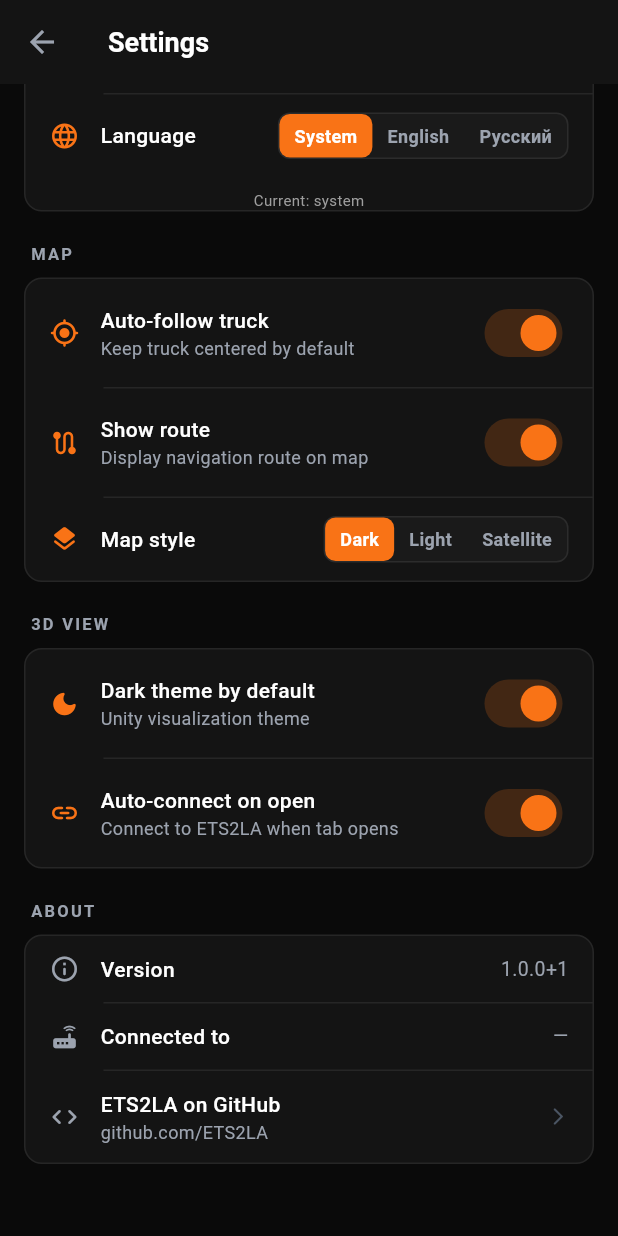
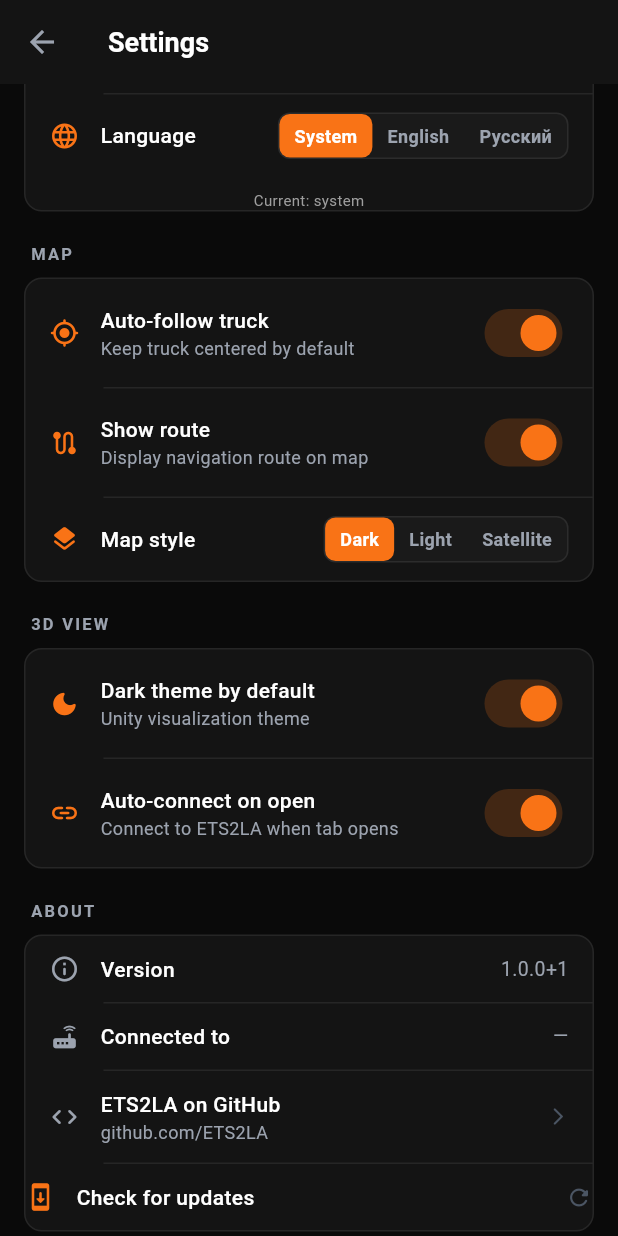
Before and after one commit to ARTEMKOPIK/ets2la-remote, a Flutter app: the AppSettingsScreen screen opened directly, scrolled down 719 dp, on a phone screen of 412 x 824 dp. Run offline on Flutter 3.47's test engine with Material 3 defaults, Android fonts, the phone set to English and light mode, and no system bars; our stand-ins replace flutter_map, latlong2, open_file, package_info_plus, shared_preferences, shelf and 1 more; missing offline and left inert: flutter_inappwebview; accounts and stored records are empty; network calls fail.

Commit message:
feat: add manual update check button in Settings > About

```diff
--- a/lib/l10n/app_localizations.dart
+++ b/lib/l10n/app_localizations.dart
@@ -482,6 +482,9 @@ abstract class AppLocalizations {
   String get firstLaunchHint;
   String get reconnecting;
   String get invalidIp;
+  String get checkForUpdates;
+  String get noUpdates;
+
 }
 
 class _AppLocalizationsDelegate
--- a/lib/l10n/app_localizations_en.dart
+++ b/lib/l10n/app_localizations_en.dart
@@ -289,4 +289,10 @@ class AppLocalizationsEn extends AppLocalizations {
 
   @override
   String get invalidIp => 'Enter a valid IPv4 address';
+
+  @override
+  String get checkForUpdates => 'Check for updates';
+
+  @override
+  String get noUpdates => 'You\'re up to date';
 }
--- a/lib/l10n/app_localizations_ru.dart
+++ b/lib/l10n/app_localizations_ru.dart
@@ -289,4 +289,10 @@ class AppLocalizationsRu extends AppLocalizations {
 
   @override
   String get invalidIp => 'Введите корректный IPv4 адрес';
+
+  @override
+  String get checkForUpdates => 'Проверить обновления';
+
+  @override
+  String get noUpdates => 'У вас последняя версия';
 }
--- a/lib/screens/app_settings_screen.dart
+++ b/lib/screens/app_settings_screen.dart
@@ -6,6 +6,8 @@ import 'package:provider/provider.dart';
 import 'package:url_launcher/url_launcher.dart';
 import '../providers/settings_provider.dart';
 import '../providers/connection_provider.dart';
+import '../providers/update_provider.dart';
+import '../widgets/update_dialog.dart';
 import '../theme/app_theme.dart';
 
 class AppSettingsScreen extends StatefulWidget {
@@ -194,6 +196,8 @@ class _AppSettingsScreenState extends State<AppSettingsScreen> {
               subtitle: 'github.com/ETS2LA',
               onTap: () => _launchUrl('https://github.com/ETS2LA'),
             ),
+            _Divider(),
+            _CheckUpdateTile(l10n: l10n),
           ]),
 
           const SizedBox(height: 32),
@@ -519,3 +523,71 @@ class _TapTile extends StatelessWidget {
     );
   }
 }
+
+// ─── Check for update tile ────────────────────────────────────────────────────
+class _CheckUpdateTile extends StatefulWidget {
+  final AppLocalizations? l10n;
+  const _CheckUpdateTile({required this.l10n});
+
+  @override
+  State<_CheckUpdateTile> createState() => _CheckUpdateTileState();
+}
+
+class _CheckUpdateTileState extends State<_CheckUpdateTile> {
+  bool _checking = false;
+
+  Future<void> _checkForUpdate() async {
+    setState(() => _checking = true);
+    final upd = context.read<UpdateProvider>();
+    await upd.checkForUpdate();
+    if (!mounted) return;
+    setState(() => _checking = false);
+
+    if (upd.hasUpdate) {
+      UpdateDialog.show(context);
+    } else {
+      ScaffoldMessenger.of(context).showSnackBar(
+        SnackBar(
+          content: Row(
+            children: [
+              const Icon(Icons.check_circle_rounded, color: Colors.white, size: 18),
+              const SizedBox(width: 10),
+              Text(widget.l10n?.noUpdates ?? 'You\'re up to date',
+                style: const TextStyle(fontSize: 13, fontWeight: FontWeight.w500)),
+            ],
+          ),
+          backgroundColor: const Color(0xFF166534),
+          behavior: SnackBarBehavior.floating,
+          shape: RoundedRectangleBorder(borderRadius: BorderRadius.circular(10)),
+          margin: const EdgeInsets.all(16),
+          duration: const Duration(seconds: 2),
+        ),
+      );
+    }
+  }
+
+  @override
+  Widget build(BuildContext context) {
+    return InkWell(
+      onTap: _checking ? null : _checkForUpdate,
+      borderRadius: BorderRadius.circular(10),
+      child: Padding(
+        padding: const EdgeInsets.symmetric(vertical: 12),
+        child: Row(
+          children: [
+            Icon(Icons.system_update_rounded, size: 20, color: _checking ? AppColors.textMuted : AppColors.orange),
+            const SizedBox(width: 14),
+            Expanded(
+              child: Text(widget.l10n?.checkForUpdates ?? 'Check for updates',
+                style: TextStyle(fontFamily: 'Roboto', fontSize: 14, color: _checking ? AppColors.textMuted : AppColors.textPrimary, fontWeight: FontWeight.w500)),
+            ),
+            if (_checking)
+              const SizedBox(width: 18, height: 18, child: CircularProgressIndicator(strokeWidth: 2, color: AppColors.orange))
+            else
+              const Icon(Icons.refresh_rounded, size: 18, color: AppColors.textMuted),
+          ],
+        ),
+      ),
+    );
+  }
+}
```
